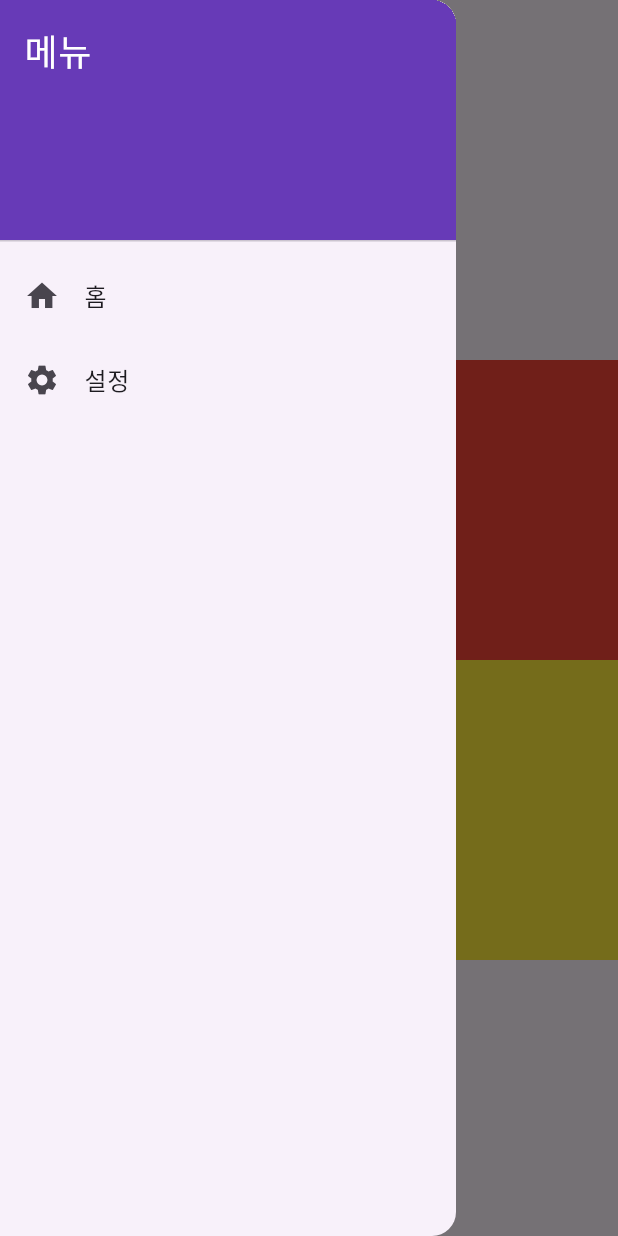
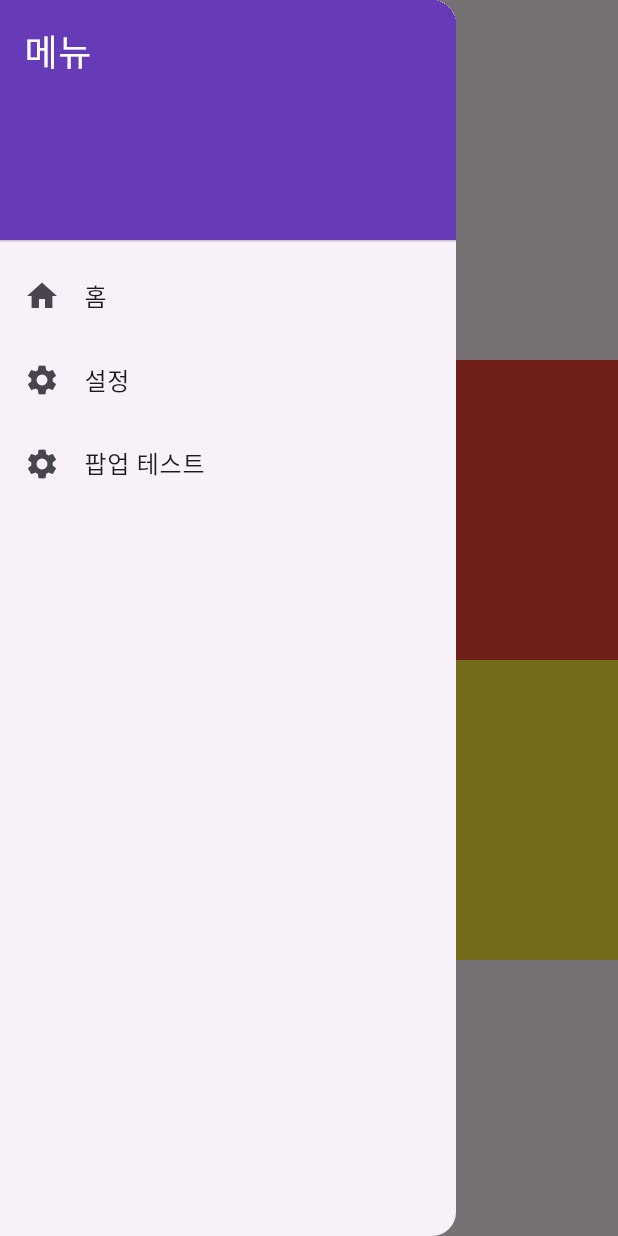
Before and after one commit to parkhyeseong0326/flutter, a Flutter app: the screen it shows after launch, with the side drawer open, on a phone screen of 412 x 824 dp. Run offline on Flutter 3.47's test engine with Material 3 defaults, Android fonts, the phone set to English and light mode, and no system bars.

Commit message:
팝업페이지 추가

```diff
--- a/lib/drawer.dart
+++ b/lib/drawer.dart
@@ -38,6 +38,15 @@ class MyDrawer extends StatelessWidget {
                     context, "/setting"
                 );
               }
+          ),
+          ListTile(
+              leading: const Icon(Icons.settings),
+              title: const Text('팝업 테스트'),
+              onTap: () {
+                Navigator.pushNamed(
+                    context, "/popup"
+                );
+              }
           )
         ],
       ),
--- a/lib/main.dart
+++ b/lib/main.dart
@@ -1,4 +1,5 @@
 import 'package:flutter/material.dart';
+import 'package:hello/popup_page.dart';
 import 'package:hello/setting_page.dart';
 import 'drawer.dart';
 
@@ -20,7 +21,8 @@ class MyApp extends StatelessWidget {
       initialRoute: "/",
       routes: {
         '/': (context) => const MyHomePage(),
-        '/setting': (context) => const SettingPage()
+        '/setting': (context) => const SettingPage(),
+        '/popup': (context) => const PopupPage()
       },
     );
   }
```
Also changed, not shown: lib/popup_page.dart (added, +39 -0 lines).
